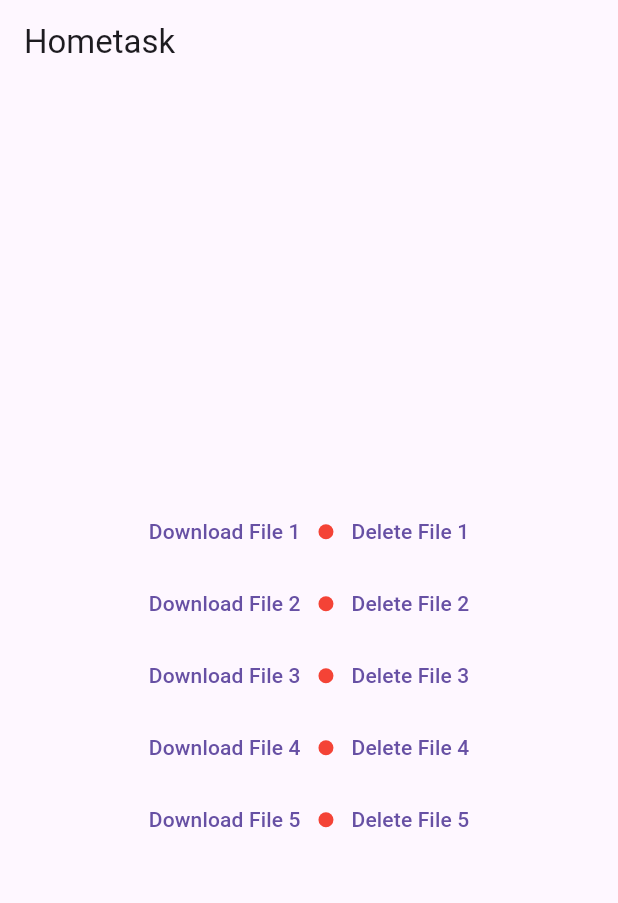
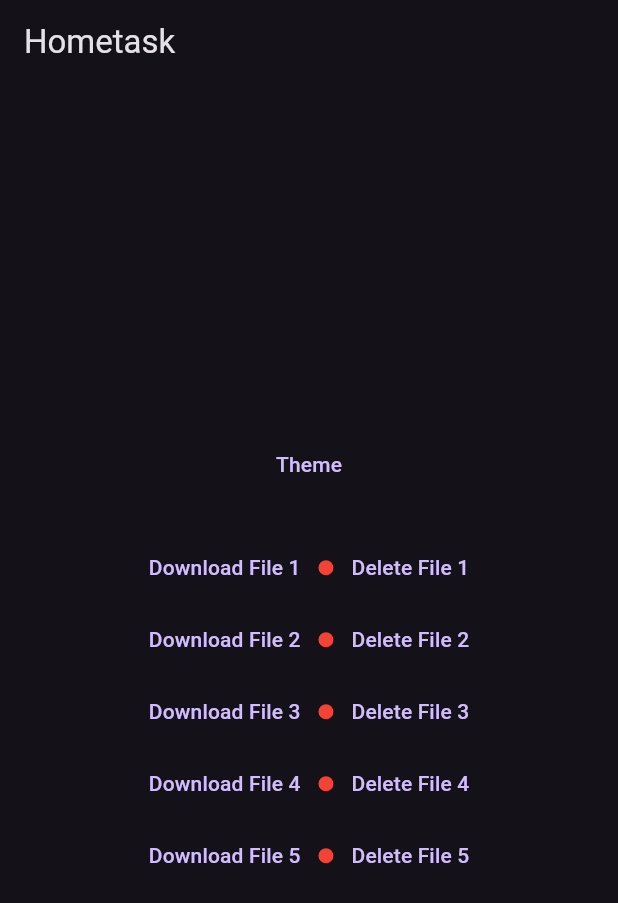
Before and after one commit to 4rt3mio/1111, a Flutter app: the screen it shows after launch, on a phone screen of 412 x 824 dp. Shown: the top 903 px of the screen. Run offline on Flutter 3.47's test engine with Material 3 defaults, Android fonts, the phone set to English and light mode, and no system bars; our stand-ins replace flutter_bloc.

Commit message:
Add files via upload

```diff
--- a/hometask/lib/main.dart
+++ b/hometask/lib/main.dart
@@ -1,20 +1,31 @@
 import 'package:flutter/material.dart';
 import 'package:flutter_bloc/flutter_bloc.dart';
-import 'package:hometask/ui/blocs/bloc/file_loader_bloc.dart';
+import 'package:hometask/ui/blocs/file_loader/file_loader_bloc.dart';
 import 'package:hometask/ui/widgets/home_page.dart';
+import 'package:hometask/ui/listenable classes/theme/themeValue.dart';
 
 void main() {
-  runApp(const MyApp());
+  // MyStaticClass.addListenerToStaticValue(() {
+    runApp(const MyApp());
+  // });
 }
 
 class MyApp extends StatelessWidget {
   const MyApp({super.key});
 
   @override
-  Widget build(BuildContext context) => BlocProvider(
-        create: (context) => FileLoaderBloc(),
-        child: const MaterialApp(
-          home: MyHomePage(),
-        ),
-      );
+  Widget build(BuildContext context) {
+    return BlocProvider(
+      create: (context) => FileLoaderBloc(),
+      child: ValueListenableBuilder<ThemeData>(
+        valueListenable: ThemeValue.curTheme,
+        builder: (context, theme, child) {
+          return MaterialApp(
+            home: const MyHomePage(),
+            theme: theme,
+          );
+        },
+      ),
+    );
+  }
 }
--- /dev/null
+++ b/hometask/lib/ui/blocs/file_loader/file_loader_bloc.dart
@@ -0,0 +1,28 @@
+import 'package:flutter_bloc/flutter_bloc.dart';
+import 'package:hometask/data/repositories/track_repository_imp.dart';
+
+part 'file_loader_event.dart';
+part 'file_loader_state.dart';
+
+class FileLoaderBloc extends Bloc<FileLoaderEvent, FileLoaderState> {
+  final TrackRepositoryImpl trackLoader = TrackRepositoryImpl();
+
+  FileLoaderBloc() : super(FileDeletedState('', '')) {
+    on<LoadFileEvent>(_onFileLoadEvent);
+    on<DeleteFileEvent>(_onFileDeleteEvent);
+  }
+
+  void _onFileLoadEvent(LoadFileEvent event, Emitter<FileLoaderState> emit) async {
+      emit(FileLoadingState(event.id));
+
+      final file = await trackLoader.loadTrack(event.id);
+
+      emit(FileLoadedState('file id: ${file.id}\nmp3data: ${file.mp3data}\nLocal path: ${file.localPath}\nDuration: ${file.durationInS}', event.id));
+  }
+
+  void _onFileDeleteEvent(DeleteFileEvent event, Emitter<FileLoaderState> emit) async {
+      emit(FileDeletingState(event.id));
+      await trackLoader.deleteTrack(event.id);
+      emit(FileDeletedState('file deleted', event.id));
+  }
+}
--- /dev/null
+++ b/hometask/lib/ui/blocs/file_loader/file_loader_event.dart
@@ -0,0 +1,16 @@
+part of 'file_loader_bloc.dart';
+
+sealed class FileLoaderEvent {
+}
+
+class LoadFileEvent extends FileLoaderEvent{
+  final String id;
+
+  LoadFileEvent(this.id);
+}
+
+class DeleteFileEvent extends FileLoaderEvent {
+  final String id;
+
+  DeleteFileEvent(this.id);
+}
--- /dev/null
+++ b/hometask/lib/ui/blocs/file_loader/file_loader_state.dart
@@ -0,0 +1,26 @@
+part of 'file_loader_bloc.dart';
+
+sealed class FileLoaderState {
+}
+
+class FileLoadingState extends FileLoaderState {
+  final String id;
+  FileLoadingState(this.id);
+}
+
+class FileLoadedState extends FileLoaderState {
+  final String payload, id;
+
+  FileLoadedState(this.payload, this.id);
+}
+
+class FileDeletingState extends FileLoaderState {
+  final String id;
+  FileDeletingState(this.id);
+}
+
+class FileDeletedState extends FileLoaderState {
+  final String payload, id;
+
+  FileDeletedState(this.payload, this.id);
+}
--- /dev/null
+++ b/hometask/lib/ui/listenable classes/theme/themeValue.dart
@@ -0,0 +1,14 @@
+import 'package:flutter/material.dart';
+
+class ThemeValue {
+  ThemeValue._();
+
+  static final curTheme = ValueNotifier<ThemeData>(ThemeData.dark());
+  static final List<ThemeData> availableThemes = [ThemeData.dark(), ThemeData.light()];
+  static int _currentThemeIndex = 0;
+
+  static void nextTheme() {
+    _currentThemeIndex = (_currentThemeIndex + 1) % availableThemes.length;
+    curTheme.value = availableThemes[_currentThemeIndex];
+  }
+}
--- a/hometask/lib/ui/widgets/home_page.dart
+++ b/hometask/lib/ui/widgets/home_page.dart
@@ -1,6 +1,7 @@
 import 'package:flutter/material.dart';
 import 'package:flutter_bloc/flutter_bloc.dart';
-import 'package:hometask/ui/blocs/bloc/file_loader_bloc.dart';
+import 'package:hometask/ui/blocs/file_loader/file_loader_bloc.dart';
+import 'package:hometask/ui/listenable classes/theme/themeValue.dart';
 
 class MyHomePage extends StatelessWidget {
   const MyHomePage({super.key});
@@ -15,6 +16,12 @@ class MyHomePage extends StatelessWidget {
         child: Column(
           mainAxisAlignment: MainAxisAlignment.center,
           children: [
+            TextButton(
+              onPressed: () {
+                ThemeValue.nextTheme();
+              },
+              child: const Text('Theme'),
+            ),
             BlocBuilder<FileLoaderBloc, FileLoaderState>(
               builder: (context, state) {
                 if (state is FileDeletedState) {
```
Also changed, not shown: hometask/lib/ui/listenable classes/theme/CMakeLists.txt (added).
